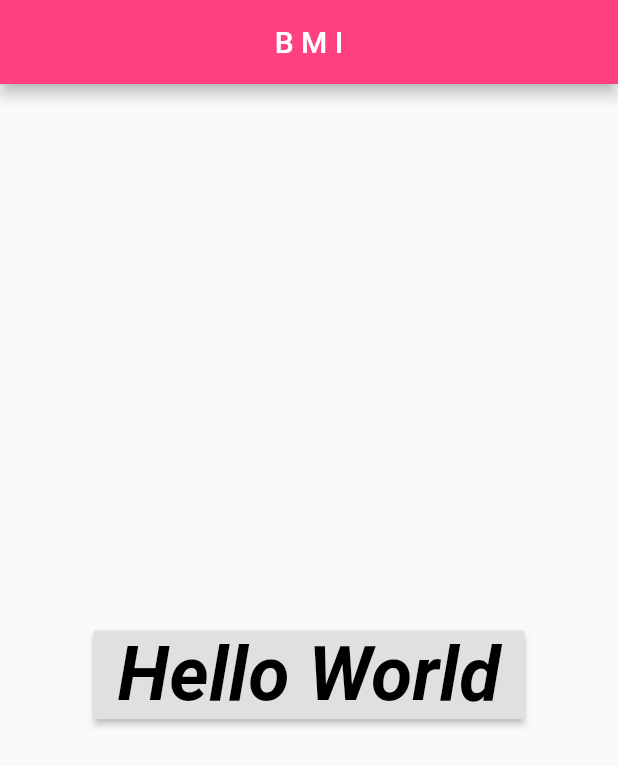
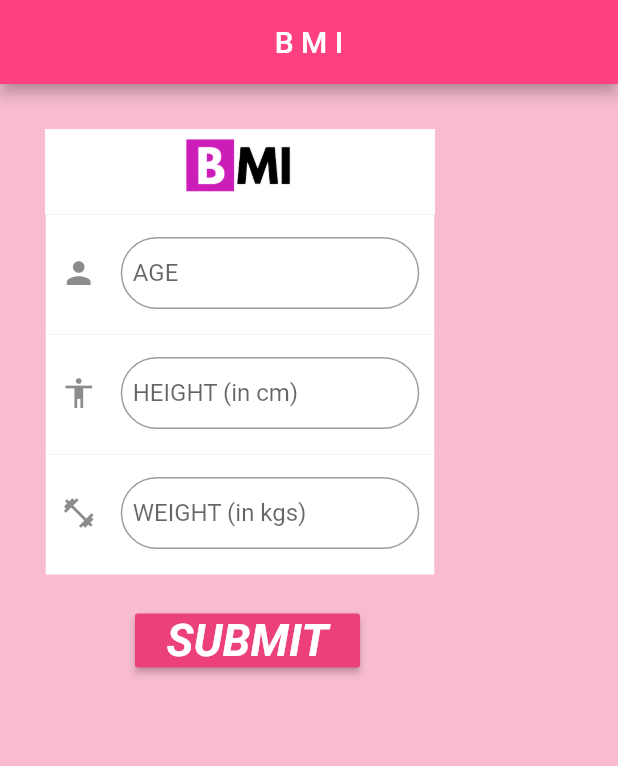
Before and after one commit to RisabhKedai/Flutter_BMI_Apps, a Flutter app: the screen it shows after launch, on a phone screen of 412 x 824 dp. Shown: the top 766 px of the screen. Run offline on Flutter 3.47's test engine with Material 2 defaults, Android fonts, the phone set to English and light mode, and no system bars; our stand-ins replace validators.

Commit message:
omplete bmi calculartor  by Risabh ;-P

```diff
--- a/lib/home.dart
+++ b/lib/home.dart
@@ -7,21 +7,82 @@ class BmiHomePage extends StatefulWidget {
   @override
   _BmiHomePageState createState() => _BmiHomePageState();
 }
+final TextEditingController ac = new TextEditingController();
+final TextEditingController hc = new TextEditingController();
+final TextEditingController wc = new TextEditingController();
+
 
 class _BmiHomePageState extends State<BmiHomePage> {
   @override
   Widget build(BuildContext context) {
     return new Scaffold(
+      backgroundColor: Colors.pink.shade100,
       appBar: new AppBar(
         title: Text("B M I"),
         centerTitle: true,
         backgroundColor: Colors.pinkAccent,
       ),
-      body: new Container(
-          alignment: Alignment.center,
-          padding: EdgeInsets.fromLTRB(20,20,20,0),
-          child: Button(),
+      body: SafeArea(
+        child: SingleChildScrollView(
+          child: Column(
+            crossAxisAlignment: CrossAxisAlignment.center,
+            children: <Widget>[
+              Container(
+                margin: EdgeInsets.fromLTRB(30, 30, 20, 0),
+                color: Colors.white,
+                height: 57.0,
+                width: 260.0,
+                //padding: EdgeInsets.fromLTRB(70, 20, 20, 0),
+                child: Image(
+                  image: AssetImage('images/bmilogo.png'),
+                  width: 75.0,
+                  height: 85.0,
+                ),
+              ),
+              Container(
+                color: Colors.white,
+                margin: EdgeInsets.fromLTRB(10, 0, 0, 0),
+                padding: EdgeInsets.fromLTRB(10, 15, 10, 5),
+                height: 80.0,
+                width: 259.0,
+                child: TextEditor('AGE', 'EG:-67', Icons.person,ac),
+              ),
+              Container(
+                color: Colors.white,
+                margin: EdgeInsets.fromLTRB(20, 0, 10, 0),
+                padding: EdgeInsets.fromLTRB(10, 15, 10, 5),
+                height: 80.0,
+                width: 259.0,
+                child: TextEditor(
+                    'HEIGHT (in cm)', 'EG:-150', Icons.accessibility,hc),
+              ),
+              Container(
+                color: Colors.white,
+                margin: EdgeInsets.fromLTRB(10, 0, 0, 0),
+                padding: EdgeInsets.fromLTRB(10, 15, 10, 5),
+                height: 80.0,
+                width: 259.0,
+                child: TextEditor(
+                    'WEIGHT (in kgs)', 'EG:-89', Icons.fitness_center,wc),
+              ),
+              Container(
+                child: Button(),
+                //color: Colors.white,
+                width: 150.0,
+                margin: EdgeInsets.fromLTRB(40, 20, 20, 0),
+              ),
+            ],
           ),
+        ),
+      ),
     );
   }
 }
+
+List<TextEditingController> contlis =[ac,hc,wc];
+class contLis{
+  TextEditingController ac = contlis[0];
+  TextEditingController hc = contlis[1];
+  TextEditingController wc = contlis[2];
+
+}
--- a/lib/main.dart
+++ b/lib/main.dart
@@ -10,11 +10,13 @@ class MyApp extends StatelessWidget {
   @override
   Widget build(BuildContext context) {
     return MaterialApp(
+      debugShowCheckedModeBanner: false,
       title: 'Flutter Demo',
       theme: ThemeData(
         primarySwatch: Colors.blue,
         visualDensity: VisualDensity.adaptivePlatformDensity,
       ),
-      home: BmiHomePage(),);
+      home: BmiHomePage(),
+    );
+  }
 }
-}
--- a/lib/ui-component/text.dart
+++ b/lib/ui-component/text.dart
@@ -9,10 +9,10 @@ class _TextComponentState extends State<TextComponent> {
   @override
   Widget build(BuildContext context) {
     return new Text(
-      "Hello World",
+      "SUBMIT",
       style: TextStyle(
-          color: Colors.black,
-          fontSize: 50.0,
+          color: Colors.white,
+          fontSize: 30.0,
           fontStyle: FontStyle.italic,
           fontWeight: FontWeight.w600),
     );
--- a/lib/ui-component/texteditorcpmponent.dart
+++ b/lib/ui-component/texteditorcpmponent.dart
@@ -1,37 +1,49 @@
 import 'package:flutter/material.dart';
 
 class TextEditor extends StatefulWidget {
+  String what;
+  String exmpl;
+  var icona;
+  TextEditingController cont;
+  TextEditor(this.what,this.exmpl,this.icona,this.cont);
   @override
-  _TextEditorState createState() => _TextEditorState();
+  _TextEditorState createState() => _TextEditorState(what,exmpl,icona,cont);
 }
 
 class _TextEditorState extends State<TextEditor> {
-  final TextEditingController _name = new TextEditingController();
+  String what;
+  String exmpl;
+  var icona;
+  TextEditingController cont;
+  _TextEditorState(this.what,this.exmpl,this.icona,this.cont);
+  // final TextEditingController _name = new TextEditingController();
   String name= "Hello";
+
   @override
   Widget build(BuildContext context) {
     return Column(
       children: [
         TextField(
-      controller: _name,
+      controller: cont,
       keyboardType: TextInputType.number,
       // onChanged: (value) => {
       //   print(value);
       // },
       onSubmitted: (value){
-        print(value);
-        // setState(() {
+        // print(value);
+        setState(() {
           name = value;
-        // });
+         });
       },
       decoration: InputDecoration(
-        labelText: "Name",
-        hintText: "Enter Your Name",
-        border: OutlineInputBorder(),
-        icon: Icon(Icons.person)
+        labelText: what,
+        hintText: exmpl,
+        border: OutlineInputBorder(borderRadius: BorderRadius.circular(32.0)),
+        icon: Icon(icona),
+        contentPadding: EdgeInsets.all(8.0),
       ),
     ),
-      Text(name)
+      //Text(name)
       ],
     );
   }
--- a/pubspec.yaml
+++ b/pubspec.yaml
@@ -21,6 +21,7 @@ environment:
   sdk: ">=2.7.0 <3.0.0"
 
 dependencies:
+  validators: ^2.0.0
   flutter:
     sdk: flutter
 
@@ -48,8 +49,8 @@ flutter:
   assets:
     - images/bmilogo.png
     - images/noresult.png
-    - images/obese.png
-    - images/overweight.png
+    - images/Obese.png
+    - images/Overweight.png
     - images/greatbody.jpg
     - images/underweight.png
   #   - images/a_dot_ham.jpeg
```
Also changed, not shown: lib/ui-component/button.dart (+94 -7 lines), bmiico.png (added), pubspec.lock, 22 other files.
